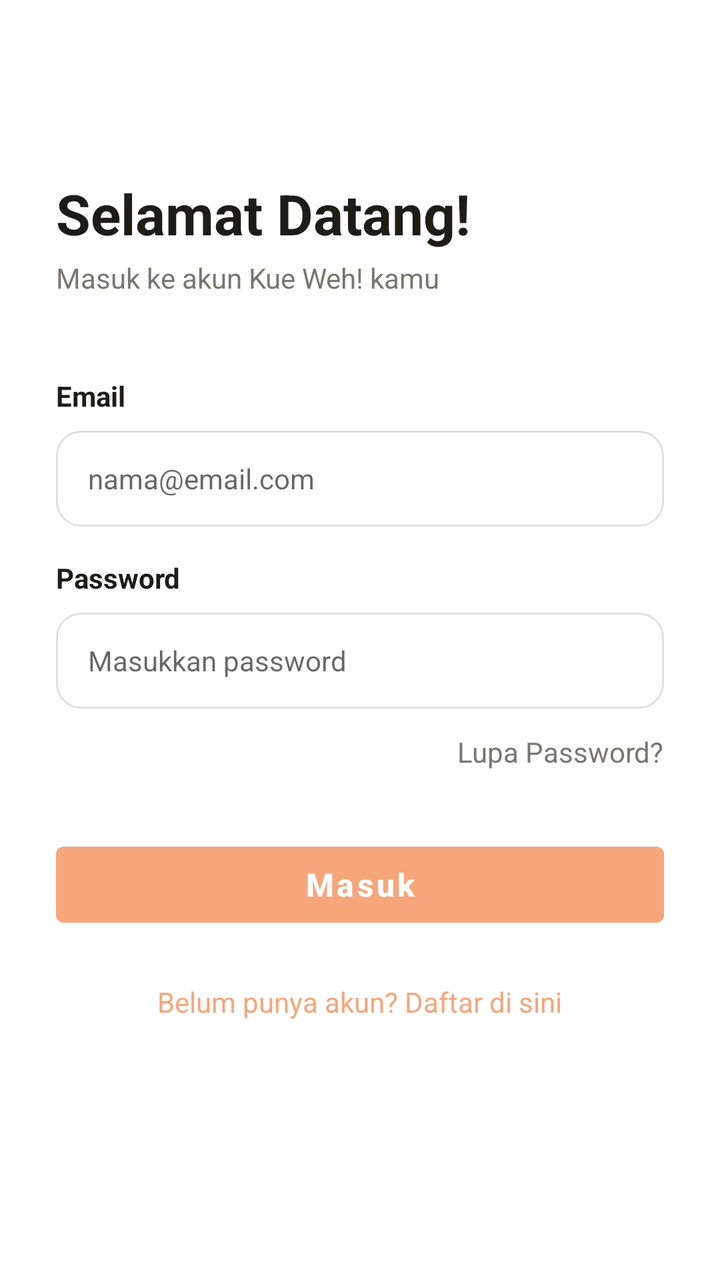
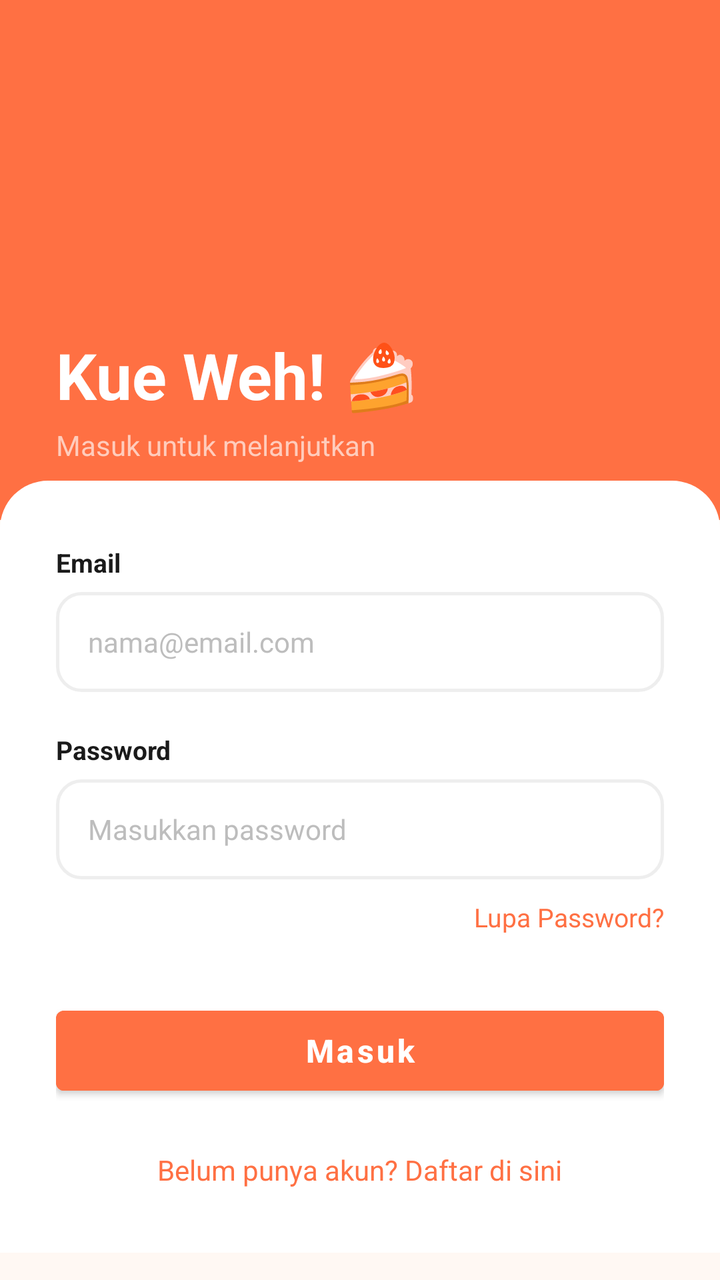

An Android layout rendered at two revisions. The XML below is the earlier revision; the diff shows what the commit changed to produce the second picture.
<!-- AndroidManifest.xml: application theme Theme.KueWeh -->
<!-- res/layout/activity_login.xml -->
<?xml version="1.0" encoding="utf-8"?>
<LinearLayout xmlns:android="http://schemas.android.com/apk/res/android"
    android:layout_width="match_parent"
    android:layout_height="match_parent"
    android:background="#FFFFFF"
    android:orientation="vertical"
    android:padding="28dp">

    <TextView
        android:layout_width="wrap_content"
        android:layout_height="wrap_content"
        android:layout_marginTop="60dp"
        android:text="Selamat Datang!"
        android:textColor="#1E1C18"
        android:textSize="28sp"
        android:textStyle="bold" />

    <TextView
        android:layout_width="wrap_content"
        android:layout_height="wrap_content"
        android:layout_marginTop="4dp"
        android:layout_marginBottom="40dp"
        android:text="Masuk ke akun Kue Weh! kamu"
        android:textColor="#7A7670"
        android:textSize="14sp" />

    <TextView
        android:layout_width="wrap_content"
        android:layout_height="wrap_content"
        android:text="Email"
        android:textColor="#1E1C18"
        android:textStyle="bold" />
    <EditText
        android:id="@+id/etLoginEmail"
        android:layout_width="match_parent"
        android:layout_height="48dp"
        android:layout_marginTop="8dp"
        android:layout_marginBottom="16dp"
        android:background="@drawable/bg_input_rounded"
        android:hint="nama@email.com"
        android:inputType="textEmailAddress"
        android:paddingHorizontal="16dp"
        android:textSize="14sp" />

    <TextView
        android:layout_width="wrap_content"
        android:layout_height="wrap_content"
        android:text="Password"
        android:textColor="#1E1C18"
        android:textStyle="bold" />
    <EditText
        android:id="@+id/etLoginPassword"
        android:layout_width="match_parent"
        android:layout_height="48dp"
        android:layout_marginTop="8dp"
        android:background="@drawable/bg_input_rounded"
        android:hint="Masukkan password"
        android:inputType="textPassword"
        android:paddingHorizontal="16dp"
        android:textSize="14sp" />

    <TextView
        android:id="@+id/tvLupaPassword"
        android:layout_width="wrap_content"
        android:layout_height="wrap_content"
        android:layout_gravity="end"
        android:layout_marginTop="12dp"
        android:layout_marginBottom="32dp"
        android:text="Lupa Password?"
        android:textColor="#7A7670"
        android:textSize="14sp" />

    <Button
        android:id="@+id/btnLogin"
        android:layout_width="match_parent"
        android:layout_height="50dp"
        android:backgroundTint="#F5A67B"
        android:text="Masuk"
        android:textColor="#FFFFFF"
        android:textSize="16sp"
        android:textStyle="bold"
        android:textAllCaps="false"/>

    <TextView
        android:id="@+id/tvToRegister"
        android:layout_width="wrap_content"
        android:layout_height="wrap_content"
        android:layout_gravity="center_horizontal"
        android:layout_marginTop="24dp"
        android:text="Belum punya akun? Daftar di sini"
        android:textColor="#F5A67B"
        android:textSize="14sp" />

</LinearLayout>
<!-- resources referenced by this layout -->
<resources>
  <!-- drawable bg_input_rounded (drawable) -->
  <?xml version="1.0" encoding="utf-8"?>
  <shape xmlns:android="http://schemas.android.com/apk/res/android">
      <solid android:color="#FFFFFF" />
      <stroke android:width="1dp" android:color="#E0E0E0" />
      <corners android:radius="12dp" />
  </shape>
  <style name="Theme.KueWeh" parent="Theme.MaterialComponents.Light.NoActionBar">
          <item name="android:statusBarColor">@android:color/transparent</item>
  
          <item name="android:windowLightStatusBar">true</item>
      </style>
</resources>

<!-- the commit's change to res/layout/activity_login.xml (unified diff, before → after) -->
@@ -1,94 +1,136 @@
 <?xml version="1.0" encoding="utf-8"?>
-<LinearLayout xmlns:android="http://schemas.android.com/apk/res/android"
+<ScrollView
+    xmlns:android="http://schemas.android.com/apk/res/android"
     android:layout_width="match_parent"
     android:layout_height="match_parent"
-    android:background="#FFFFFF"
-    android:orientation="vertical"
-    android:padding="28dp">
+    android:background="#FFF8F3"
+    android:fillViewport="true">
 
-    <TextView
-        android:layout_width="wrap_content"
+    <LinearLayout
+        android:layout_width="match_parent"
         android:layout_height="wrap_content"
-        android:layout_marginTop="60dp"
-        android:text="Selamat Datang!"
-        android:textColor="#1E1C18"
-        android:textSize="28sp"
-        android:textStyle="bold" />
+        android:orientation="vertical">
 
-    <TextView
-        android:layout_width="wrap_content"
-        android:layout_height="wrap_content"
-        android:layout_marginTop="4dp"
-        android:layout_marginBottom="40dp"
-        android:text="Masuk ke akun Kue Weh! kamu"
-        android:textColor="#7A7670"
-        android:textSize="14sp" />
+        
+        <FrameLayout
+            android:layout_width="match_parent"
+            android:layout_height="260dp"
+            android:background="#FF7043"
+            android:fitsSystemWindows="true">
 
-    <TextView
-        android:layout_width="wrap_content"
-        android:layout_height="wrap_content"
-        android:text="Email"
-        android:textColor="#1E1C18"
-        android:textStyle="bold" />
-    <EditText
-        android:id="@+id/etLoginEmail"
-        android:layout_width="match_parent"
-        android:layout_height="48dp"
-        android:layout_marginTop="8dp"
-        android:layout_marginBottom="16dp"
-        android:background="@drawable/bg_input_rounded"
-        android:hint="nama@email.com"
-        android:inputType="textEmailAddress"
-        android:paddingHorizontal="16dp"
-        android:textSize="14sp" />
+            <LinearLayout
+                android:layout_width="match_parent"
+                android:layout_height="wrap_content"
+                android:layout_gravity="bottom"
+                android:orientation="vertical"
+                android:paddingHorizontal="28dp"
+                android:paddingBottom="28dp">
 
-    <TextView
-        android:layout_width="wrap_content"
-        android:layout_height="wrap_content"
-        android:text="Password"
-        android:textColor="#1E1C18"
-        android:textStyle="bold" />
-    <EditText
-        android:id="@+id/etLoginPassword"
-        android:layout_width="match_parent"
-        android:layout_height="48dp"
-        android:layout_marginTop="8dp"
-        android:background="@drawable/bg_input_rounded"
-        android:hint="Masukkan password"
-        android:inputType="textPassword"
-        android:paddingHorizontal="16dp"
-        android:textSize="14sp" />
+                <TextView
+                    android:layout_width="wrap_content"
+                    android:layout_height="wrap_content"
+                    android:text="Kue Weh! 🍰"
+                    android:textColor="#FFFFFF"
+                    android:textSize="32sp"
+                    android:textStyle="bold"/>
 
-    <TextView
-        android:id="@+id/tvLupaPassword"
-        android:layout_width="wrap_content"
-        android:layout_height="wrap_content"
-        android:layout_gravity="end"
-        android:layout_marginTop="12dp"
-        android:layout_marginBottom="32dp"
-        android:text="Lupa Password?"
-        android:textColor="#7A7670"
-        android:textSize="14sp" />
+                <TextView
+                    android:layout_width="wrap_content"
+                    android:layout_height="wrap_content"
+                    android:text="Masuk untuk melanjutkan"
+                    android:textColor="#FFCCBC"
+                    android:textSize="14sp"
+                    android:layout_marginTop="4dp"/>
+            </LinearLayout>
+        </FrameLayout>
 
-    <Button
-        android:id="@+id/btnLogin"
-        android:layout_width="match_parent"
-        android:layout_height="50dp"
-        android:backgroundTint="#F5A67B"
-        android:text="Masuk"
-        android:textColor="#FFFFFF"
-        android:textSize="16sp"
-        android:textStyle="bold"
-        android:textAllCaps="false"/>
+        
+        <LinearLayout
+            android:layout_width="match_parent"
+            android:layout_height="wrap_content"
+            android:orientation="vertical"
+            android:background="@drawable/bg_content_card_top"
+            android:layout_marginTop="-20dp"
+            android:paddingHorizontal="28dp"
+            android:paddingTop="32dp"
+            android:paddingBottom="32dp">
 
-    <TextView
-        android:id="@+id/tvToRegister"
-        android:layout_width="wrap_content"
-        android:layout_height="wrap_content"
-        android:layout_gravity="center_horizontal"
-        android:layout_marginTop="24dp"
-        android:text="Belum punya akun? Daftar di sini"
-        android:textColor="#F5A67B"
-        android:textSize="14sp" />
+            
+            <TextView
+                android:layout_width="wrap_content"
+                android:layout_height="wrap_content"
+                android:text="Email"
+                android:textColor="#1A1A1A"
+                android:textSize="13sp"
+                android:textStyle="bold"
+                android:layout_marginBottom="6dp"/>
 
-</LinearLayout>
+            <EditText
+                android:id="@+id/etLoginEmail"
+                android:layout_width="match_parent"
+                android:layout_height="50dp"
+                android:layout_marginBottom="20dp"
+                android:background="@drawable/bg_input_modern"
+                android:hint="nama@email.com"
+                android:textColorHint="#BDBDBD"
+                android:inputType="textEmailAddress"
+                android:paddingHorizontal="16dp"
+                android:textSize="14sp"
+                android:textColor="#1A1A1A"/>
+
+            
+            <TextView
+                android:layout_width="wrap_content"
+                android:layout_height="wrap_content"
+                android:text="Password"
+                android:textColor="#1A1A1A"
+                android:textSize="13sp"
+                android:textStyle="bold"
+                android:layout_marginBottom="6dp"/>
+
+            <EditText
+                android:id="@+id/etLoginPassword"
+                android:layout_width="match_parent"
+                android:layout_height="50dp"
+                android:background="@drawable/bg_input_modern"
+                android:hint="Masukkan password"
+                android:textColorHint="#BDBDBD"
+                android:inputType="textPassword"
+                android:paddingHorizontal="16dp"
+                android:textSize="14sp"
+                android:textColor="#1A1A1A"/>
+
+            <TextView
+                android:id="@+id/tvLupaPassword"
+                android:layout_width="wrap_content"
+                android:layout_height="wrap_content"
+                android:layout_gravity="end"
+                android:layout_marginTop="10dp"
+                android:layout_marginBottom="32dp"
+                android:text="Lupa Password?"
+                android:textColor="#FF7043"
+                android:textSize="13sp"/>
+
+            <Button
+                android:id="@+id/btnLogin"
+                android:layout_width="match_parent"
+                android:layout_height="52dp"
+                android:backgroundTint="#FF7043"
+                android:text="Masuk"
+                android:textColor="#FFFFFF"
+                android:textSize="16sp"
+                android:textStyle="bold"
+                android:textAllCaps="false"/>
+
+            <TextView
+                android:id="@+id/tvToRegister"
+                android:layout_width="wrap_content"
+                android:layout_height="wrap_content"
+                android:layout_gravity="center_horizontal"
+                android:layout_marginTop="24dp"
+                android:text="Belum punya akun? Daftar di sini"
+                android:textColor="#FF7043"
+                android:textSize="14sp"/>
+        </LinearLayout>
+    </LinearLayout>
+</ScrollView>
<!-- resource entries referenced after the edit -->
@@ -1,11 +1,17 @@
 <!-- resources referenced by this layout -->
 <resources>
-  <!-- drawable bg_input_rounded (drawable) -->
+  <!-- drawable bg_content_card_top (drawable) -->
   <?xml version="1.0" encoding="utf-8"?>
   <shape xmlns:android="http://schemas.android.com/apk/res/android">
-      <solid android:color="#FFFFFF" />
-      <stroke android:width="1dp" android:color="#E0E0E0" />
-      <corners android:radius="12dp" />
+      <solid android:color="#FFFFFF"/>
+      <corners android:topLeftRadius="24dp" android:topRightRadius="24dp"/>
+  </shape>
+  <!-- drawable bg_input_modern (drawable) -->
+  <?xml version="1.0" encoding="utf-8"?>
+  <shape xmlns:android="http://schemas.android.com/apk/res/android">
+      <solid android:color="#FFFFFF"/>
+      <stroke android:width="1.5dp" android:color="#EEEEEE"/>
+      <corners android:radius="12dp"/>
   </shape>
   <style name="Theme.KueWeh" parent="Theme.MaterialComponents.Light.NoActionBar">
           <item name="android:statusBarColor">@android:color/transparent</item>
